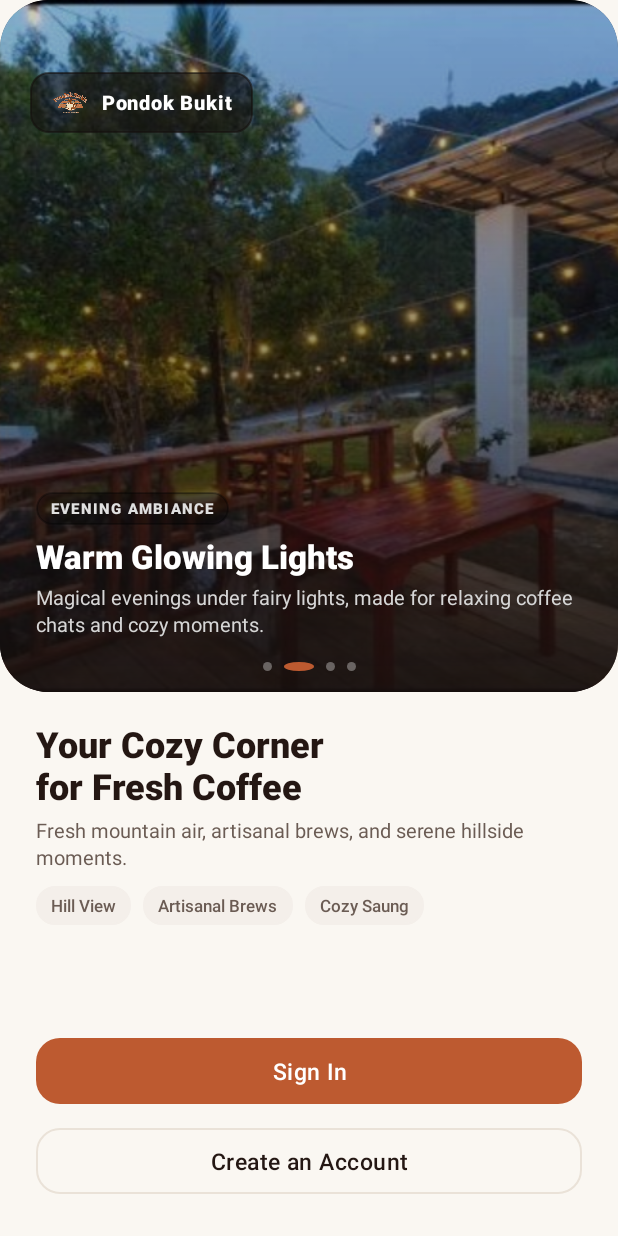
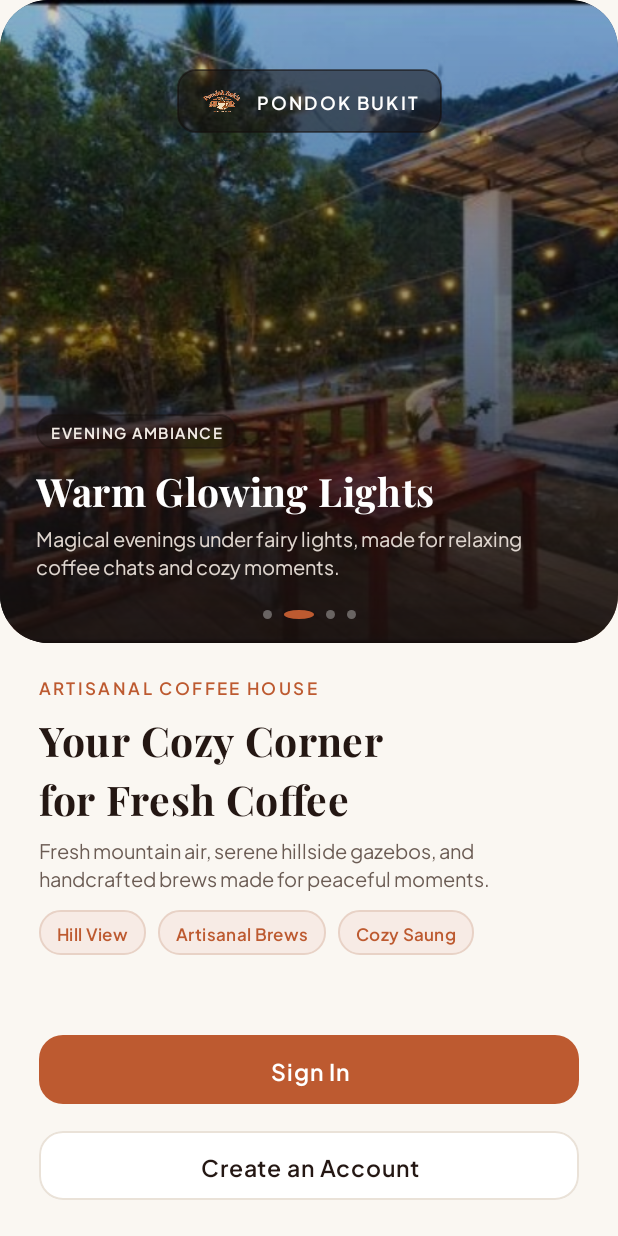
Before and after one commit to sheirenarnelia/pondok-bukit-coffee, an Android app: the screen it shows after launch (MainActivity), on a phone screen of 412 x 824 dp. Run offline under Robolectric (Android 15) with nearby library versions, the phone set to English and light mode, and no system bars.

Commit message:
style(typography): integrate Playfair Display and Plus Jakarta Sans for luxury aesthetic, refine badge positioning, and harmonize layout

```diff
--- /dev/null
+++ b/app/src/main/res/drawable/bg_chip_terracotta.xml
@@ -0,0 +1,8 @@
+<?xml version="1.0" encoding="utf-8"?>
+<shape xmlns:android="http://schemas.android.com/apk/res/android"
+    android:shape="rectangle">
+    <solid android:color="#F7EBE5" />
+    <stroke android:width="1dp" android:color="#E8D2C6" />
+    <corners android:radius="14dp" />
+    <padding android:left="12dp" android:top="6dp" android:right="12dp" android:bottom="6dp" />
+</shape>
--- a/app/src/main/res/layout/activity_login.xml
+++ b/app/src/main/res/layout/activity_login.xml
@@ -37,11 +37,10 @@
                 android:layout_width="wrap_content"
                 android:layout_height="wrap_content"
                 android:layout_marginTop="16dp"
-                android:fontFamily="sans-serif-medium"
+                android:fontFamily="@font/playfair_display_bold"
                 android:text="Welcome Back"
                 android:textColor="@color/brand_espresso"
-                android:textSize="26sp"
-                android:textStyle="bold"
+                android:textSize="28sp"
                 app:layout_constraintEnd_toEndOf="parent"
                 app:layout_constraintStart_toStartOf="parent"
                 app:layout_constraintTop_toBottomOf="@+id/ivLoginLogo" />
@@ -51,6 +50,7 @@
                 android:layout_width="wrap_content"
                 android:layout_height="wrap_content"
                 android:layout_marginTop="6dp"
+                android:fontFamily="@font/plus_jakarta_sans_medium"
                 android:text="Sign in to order your favorite coffee."
                 android:textColor="@color/brand_roast"
                 android:textSize="14sp"
@@ -162,8 +162,8 @@
                         android:layout_height="56dp"
                         android:layout_marginTop="22dp"
                         android:elevation="1dp"
-                        android:fontFamily="sans-serif-medium"
-                        android:letterSpacing="0.02"
+                        android:fontFamily="@font/plus_jakarta_sans_semibold"
+                        android:letterSpacing="0.04"
                         android:text="@string/btn_login"
                         android:textAllCaps="false"
                         android:textColor="@color/white"
--- a/app/src/main/res/layout/activity_main.xml
+++ b/app/src/main/res/layout/activity_main.xml
@@ -8,21 +8,21 @@
     android:background="@color/brand_cream_bg"
     tools:context=".MainActivity">
 
-    <!-- Top Hero Section with ViewPager2 Carousel -->
+    <!-- Top Hero Section with Carousel (52% height) -->
     <com.google.android.material.card.MaterialCardView
         android:id="@+id/cardHeroContainer"
         android:layout_width="match_parent"
         android:layout_height="0dp"
         app:cardBackgroundColor="@color/brand_espresso"
         app:cardCornerRadius="32dp"
-        app:cardElevation="0dp"
+        app:cardElevation="2dp"
         app:shapeAppearanceOverlay="@style/ShapeAppearance.PondokBukit.BottomRounded"
         app:strokeWidth="0dp"
         app:layout_constraintBottom_toTopOf="@+id/clBottomInfo"
         app:layout_constraintEnd_toEndOf="parent"
         app:layout_constraintStart_toStartOf="parent"
         app:layout_constraintTop_toTopOf="parent"
-        app:layout_constraintVertical_weight="56">
+        app:layout_constraintVertical_weight="52">
 
         <androidx.constraintlayout.widget.ConstraintLayout
             android:layout_width="match_parent"
@@ -38,25 +38,25 @@
                 app:layout_constraintStart_toStartOf="parent"
                 app:layout_constraintTop_toTopOf="parent" />
 
-            <!-- Floating Brand Badge Header -->
+            <!-- Elegant Centered Brand Badge Header -->
             <LinearLayout
                 android:id="@+id/llBrandBadge"
                 android:layout_width="wrap_content"
                 android:layout_height="wrap_content"
-                android:layout_marginStart="20dp"
-                android:layout_marginTop="48dp"
+                android:layout_marginTop="46dp"
                 android:background="@drawable/bg_input_field"
-                android:backgroundTint="#90150F0D"
+                android:backgroundTint="#85150F0D"
                 android:gravity="center_vertical"
                 android:orientation="horizontal"
-                android:paddingHorizontal="14dp"
+                android:paddingHorizontal="16dp"
                 android:paddingVertical="7dp"
+                app:layout_constraintEnd_toEndOf="parent"
                 app:layout_constraintStart_toStartOf="parent"
                 app:layout_constraintTop_toTopOf="parent">
 
                 <ImageView
-                    android:layout_width="26dp"
-                    android:layout_height="26dp"
+                    android:layout_width="28dp"
+                    android:layout_height="28dp"
                     android:contentDescription="@string/app_name"
                     android:scaleType="fitCenter"
                     android:src="@drawable/logo_pondokbukit" />
@@ -64,13 +64,12 @@
                 <TextView
                     android:layout_width="wrap_content"
                     android:layout_height="wrap_content"
-                    android:layout_marginStart="8dp"
-                    android:fontFamily="sans-serif-medium"
-                    android:letterSpacing="0.04"
-                    android:text="Pondok Bukit"
+                    android:layout_marginStart="9dp"
+                    android:fontFamily="@font/plus_jakarta_sans_semibold"
+                    android:letterSpacing="0.12"
+                    android:text="PONDOK BUKIT"
                     android:textColor="@color/white"
-                    android:textSize="13sp"
-                    android:textStyle="bold" />
+                    android:textSize="12sp" />
             </LinearLayout>
 
             <!-- Dots Indicator Container (Centered at Bottom) -->
@@ -78,7 +77,7 @@
                 android:id="@+id/llDotsIndicator"
                 android:layout_width="wrap_content"
                 android:layout_height="wrap_content"
-                android:layout_marginBottom="14dp"
+                android:layout_marginBottom="16dp"
                 android:gravity="center_vertical"
                 android:orientation="horizontal"
                 app:layout_constraintBottom_toBottomOf="parent"
@@ -88,54 +87,69 @@
         </androidx.constraintlayout.widget.ConstraintLayout>
     </com.google.android.material.card.MaterialCardView>
 
-    <!-- Bottom Interactive Control Card -->
+    <!-- Bottom Content Section (48% height) -->
     <androidx.constraintlayout.widget.ConstraintLayout
         android:id="@+id/clBottomInfo"
         android:layout_width="match_parent"
         android:layout_height="0dp"
-        android:paddingHorizontal="24dp"
-        android:paddingTop="18dp"
-        android:paddingBottom="24dp"
+        android:paddingHorizontal="26dp"
+        android:paddingVertical="20dp"
         app:layout_constraintBottom_toBottomOf="parent"
         app:layout_constraintEnd_toEndOf="parent"
         app:layout_constraintStart_toStartOf="parent"
         app:layout_constraintTop_toBottomOf="@+id/cardHeroContainer"
-        app:layout_constraintVertical_weight="44">
+        app:layout_constraintVertical_weight="48">
 
-        <!-- Headline -->
+        <!-- Top Kicker Tag -->
+        <TextView
+            android:id="@+id/tvKicker"
+            android:layout_width="wrap_content"
+            android:layout_height="wrap_content"
+            android:fontFamily="@font/plus_jakarta_sans_semibold"
+            android:letterSpacing="0.14"
+            android:text="ARTISANAL COFFEE HOUSE"
+            android:textColor="@color/brand_terracotta"
+            android:textSize="11sp"
+            app:layout_constraintStart_toStartOf="parent"
+            app:layout_constraintTop_toTopOf="parent" />
+
+        <!-- Luxury Editorial Headline in Playfair Display -->
         <TextView
             android:id="@+id/tvMainTitle"
             android:layout_width="0dp"
             android:layout_height="wrap_content"
-            android:fontFamily="sans-serif-medium"
+            android:layout_marginTop="6dp"
+            android:fontFamily="@font/playfair_display_bold"
+            android:letterSpacing="0.01"
+            android:lineSpacingExtra="3dp"
             android:text="Your Cozy Corner\nfor Fresh Coffee"
             android:textColor="@color/brand_espresso"
-            android:textSize="24sp"
-            android:textStyle="bold"
+            android:textSize="27sp"
             app:layout_constraintEnd_toEndOf="parent"
             app:layout_constraintStart_toStartOf="parent"
-            app:layout_constraintTop_toTopOf="parent" />
+            app:layout_constraintTop_toBottomOf="@+id/tvKicker" />
 
-        <!-- Subtitle -->
+        <!-- Subtitle in Plus Jakarta Sans -->
         <TextView
             android:id="@+id/tvMainSubtitle"
             android:layout_width="0dp"
             android:layout_height="wrap_content"
-            android:layout_marginTop="4dp"
+            android:layout_marginTop="6dp"
+            android:fontFamily="@font/plus_jakarta_sans_medium"
             android:lineSpacingExtra="2dp"
-            android:text="Fresh mountain air, artisanal brews, and serene hillside moments."
+            android:text="Fresh mountain air, serene hillside gazebos, and handcrafted brews made for peaceful moments."
             android:textColor="@color/brand_roast"
             android:textSize="13sp"
             app:layout_constraintEnd_toEndOf="parent"
             app:layout_constraintStart_toStartOf="parent"
             app:layout_constraintTop_toBottomOf="@+id/tvMainTitle" />
 
-        <!-- Feature Chips / Tags -->
+        <!-- Aesthetic Highlight Badges -->
         <LinearLayout
             android:id="@+id/llFeatureChips"
             android:layout_width="match_parent"
             android:layout_height="wrap_content"
-            android:layout_marginTop="10dp"
+            android:layout_marginTop="12dp"
             android:orientation="horizontal"
             app:layout_constraintEnd_toEndOf="parent"
             app:layout_constraintStart_toStartOf="parent"
@@ -144,43 +158,37 @@
             <TextView
                 android:layout_width="wrap_content"
                 android:layout_height="wrap_content"
-                android:background="@drawable/bg_input_field"
-                android:backgroundTint="@color/brand_surface_subtle"
-                android:fontFamily="sans-serif-medium"
-                android:paddingHorizontal="10dp"
-                android:paddingVertical="5dp"
+                android:background="@drawable/bg_chip_terracotta"
+                android:fontFamily="@font/plus_jakarta_sans_semibold"
+                android:letterSpacing="0.02"
                 android:text="Hill View"
-                android:textColor="@color/brand_roast"
+                android:textColor="@color/brand_terracotta"
                 android:textSize="11sp" />
 
             <TextView
                 android:layout_width="wrap_content"
                 android:layout_height="wrap_content"
                 android:layout_marginStart="8dp"
-                android:background="@drawable/bg_input_field"
-                android:backgroundTint="@color/brand_surface_subtle"
-                android:fontFamily="sans-serif-medium"
-                android:paddingHorizontal="10dp"
-                android:paddingVertical="5dp"
+                android:background="@drawable/bg_chip_terracotta"
+                android:fontFamily="@font/plus_jakarta_sans_semibold"
+                android:letterSpacing="0.02"
                 android:text="Artisanal Brews"
-                android:textColor="@color/brand_roast"
+                android:textColor="@color/brand_terracotta"
                 android:textSize="11sp" />
 
             <TextView
                 android:layout_width="wrap_content"
                 android:layout_height="wrap_content"
                 android:layout_marginStart="8dp"
-                android:background="@drawable/bg_input_field"
-                android:backgroundTint="@color/brand_surface_subtle"
-                android:fontFamily="sans-serif-medium"
-                android:paddingHorizontal="10dp"
-                android:paddingVertical="5dp"
+                android:background="@drawable/bg_chip_terracotta"
+                android:fontFamily="@font/plus_jakarta_sans_semibold"
+                android:letterSpacing="0.02"
                 android:text="Cozy Saung"
-                android:textColor="@color/brand_roast"
+                android:textColor="@color/brand_terracotta"
                 android:textSize="11sp" />
         </LinearLayout>
 
-        <!-- Action Buttons Container -->
+        <!-- Action Buttons Container (Placed naturally with balanced spacing) -->
         <LinearLayout
             android:id="@+id/llButtons"
             android:layout_width="match_parent"
@@ -190,34 +198,35 @@
             app:layout_constraintEnd_toEndOf="parent"
             app:layout_constraintStart_toStartOf="parent">
 
-            <!-- Sign In Button -->
+            <!-- Primary Sign In Button -->
             <com.google.android.material.button.MaterialButton
                 android:id="@+id/btnLogin"
                 android:layout_width="match_parent"
-                android:layout_height="52dp"
-                android:elevation="1dp"
-                android:fontFamily="sans-serif-medium"
-                android:letterSpacing="0.02"
+                android:layout_height="54dp"
+                android:elevation="2dp"
+                android:fontFamily="@font/plus_jakarta_sans_semibold"
+                android:letterSpacing="0.04"
                 android:text="@string/btn_login"
                 android:textAllCaps="false"
                 android:textColor="@color/white"
-                android:textSize="15sp"
+                android:textSize="15.5sp"
                 app:backgroundTint="@color/brand_terracotta"
                 app:cornerRadius="16dp" />
 
-            <!-- Register Button -->
+            <!-- Outlined Create Account Button -->
             <com.google.android.material.button.MaterialButton
                 android:id="@+id/btnRegister"
                 style="@style/Widget.Material3.Button.OutlinedButton"
                 android:layout_width="match_parent"
-                android:layout_height="52dp"
-                android:layout_marginTop="8dp"
-                android:fontFamily="sans-serif-medium"
-                android:letterSpacing="0.02"
+                android:layout_height="54dp"
+                android:layout_marginTop="10dp"
+                android:backgroundTint="@color/brand_surface"
+                android:fontFamily="@font/plus_jakarta_sans_semibold"
+                android:letterSpacing="0.04"
                 android:text="@string/btn_register"
                 android:textAllCaps="false"
                 android:textColor="@color/brand_espresso"
-                android:textSize="15sp"
+                android:textSize="15.5sp"
                 app:cornerRadius="16dp"
                 app:strokeColor="@color/brand_border"
                 app:strokeWidth="1.5dp" />
--- a/app/src/main/res/layout/activity_register.xml
+++ b/app/src/main/res/layout/activity_register.xml
@@ -37,11 +37,10 @@
                 android:layout_width="wrap_content"
                 android:layout_height="wrap_content"
                 android:layout_marginTop="16dp"
-                android:fontFamily="sans-serif-medium"
+                android:fontFamily="@font/playfair_display_bold"
                 android:text="@string/register_title"
                 android:textColor="@color/brand_espresso"
-                android:textSize="26sp"
-                android:textStyle="bold"
+                android:textSize="28sp"
                 app:layout_constraintEnd_toEndOf="parent"
                 app:layout_constraintStart_toStartOf="parent"
                 app:layout_constraintTop_toBottomOf="@+id/ivRegisterLogo" />
@@ -51,6 +50,7 @@
                 android:layout_width="wrap_content"
                 android:layout_height="wrap_content"
                 android:layout_marginTop="6dp"
+                android:fontFamily="@font/plus_jakarta_sans_medium"
                 android:text="Join us to enjoy handcrafted artisanal brews."
                 android:textColor="@color/brand_roast"
                 android:textSize="14sp"
@@ -183,8 +183,8 @@
                         android:layout_height="56dp"
                         android:layout_marginTop="22dp"
                         android:elevation="1dp"
-                        android:fontFamily="sans-serif-medium"
-                        android:letterSpacing="0.02"
+                        android:fontFamily="@font/plus_jakarta_sans_semibold"
+                        android:letterSpacing="0.04"
                         android:text="@string/btn_register"
                         android:textAllCaps="false"
                         android:textColor="@color/white"
--- a/app/src/main/res/layout/item_hero_slider.xml
+++ b/app/src/main/res/layout/item_hero_slider.xml
@@ -4,7 +4,7 @@
     android:layout_width="match_parent"
     android:layout_height="match_parent">
 
-    <!-- Hero Image of Pondok Bukit -->
+    <!-- Hero Image of Pondok Bukit Scenery -->
     <ImageView
         android:id="@+id/ivHeroImage"
         android:layout_width="match_parent"
@@ -17,7 +17,7 @@
         app:layout_constraintStart_toStartOf="parent"
         app:layout_constraintTop_toTopOf="parent" />
 
-    <!-- Dark Gradient Overlay for optimal text readability -->
+    <!-- Dark Gradient Overlay for optimal contrast & luxury feel -->
     <View
         android:id="@+id/viewScrim"
         android:layout_width="match_parent"
@@ -28,51 +28,54 @@
         app:layout_constraintStart_toStartOf="parent"
         app:layout_constraintTop_toTopOf="parent" />
 
-    <!-- Text Overlay Container at Bottom of Hero -->
+    <!-- Text Overlay Container at Bottom of Slide -->
     <LinearLayout
         android:layout_width="match_parent"
         android:layout_height="wrap_content"
         android:orientation="vertical"
         android:paddingHorizontal="24dp"
-        android:paddingBottom="36dp"
+        android:paddingBottom="42dp"
         app:layout_constraintBottom_toBottomOf="parent"
         app:layout_constraintEnd_toEndOf="parent"
         app:layout_constraintStart_toStartOf="parent">
 
+        <!-- Atmosphere Category Kicker -->
         <TextView
             android:id="@+id/tvHeroTag"
             android:layout_width="wrap_content"
             android:layout_height="wrap_content"
             android:background="@drawable/bg_input_field"
-            android:backgroundTint="#50000000"
-            android:fontFamily="sans-serif-medium"
-            android:letterSpacing="0.08"
+            android:backgroundTint="#55150F0D"
+            android:fontFamily="@font/plus_jakarta_sans_semibold"
+            android:letterSpacing="0.10"
             android:paddingHorizontal="10dp"
             android:paddingVertical="4dp"
-            android:text="SPOT HIGHLIGHT"
-            android:textColor="#E0E0E0"
-            android:textSize="10sp"
-            android:textStyle="bold" />
+            android:text="LUSH GARDEN &amp; SAUNG"
+            android:textColor="#F3ECE6"
+            android:textSize="10sp" />
 
+        <!-- Luxury Editorial Slide Title -->
         <TextView
             android:id="@+id/tvSlideTitle"
             android:layout_width="wrap_content"
             android:layout_height="wrap_content"
-            android:layout_marginTop="6dp"
-            android:fontFamily="sans-serif-medium"
-            android:text="Lush Mountain Garden"
+            android:layout_marginTop="8dp"
+            android:fontFamily="@font/playfair_display_bold"
+            android:letterSpacing="0.01"
+            android:text="Tranquil Hillside Saung"
             android:textColor="@color/white"
-            android:textSize="22sp"
-            android:textStyle="bold" />
+            android:textSize="26sp" />
 
+        <!-- Slide Subtitle -->
         <TextView
             android:id="@+id/tvSlideSubtitle"
             android:layout_width="match_parent"
             android:layout_height="wrap_content"
-            android:layout_marginTop="3dp"
+            android:layout_marginTop="4dp"
+            android:fontFamily="@font/plus_jakarta_sans_medium"
             android:lineSpacingExtra="2dp"
-            android:text="Breathe the crisp mountain breeze while sipping handcrafted coffee in our cozy gazebos."
-            android:textColor="#D6D6D6"
+            android:text="Sip handcrafted coffee in traditional gazebos surrounded by cooling mountain breeze."
+            android:textColor="#E0D7D0"
             android:textSize="13sp" />
 
     </LinearLayout>
```
Also changed, not shown: app/src/main/res/font/playfair_display_bold.ttf (added), app/src/main/res/font/playfair_display_italic.ttf (added), app/src/main/res/font/plus_jakarta_sans_medium.ttf (added), app/src/main/res/font/plus_jakarta_sans_semibold.ttf (added).
